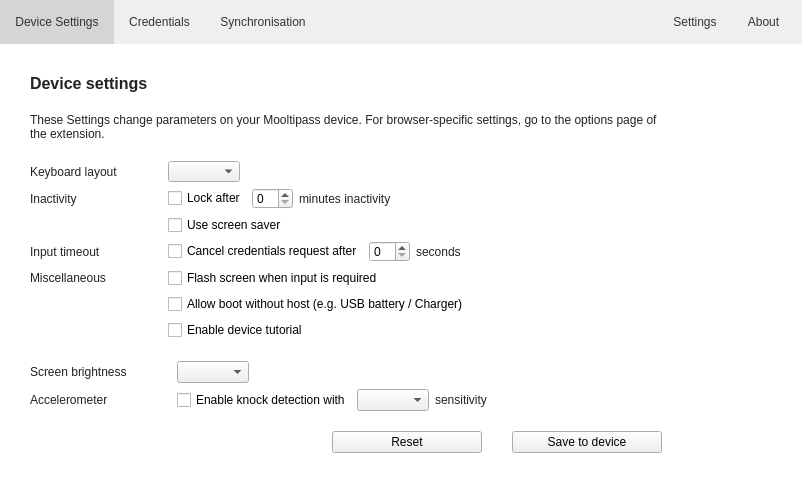
The window that src/MainWindow.ui (mooltipass/moolticute) describes before a commit, drawn with Qt 5.
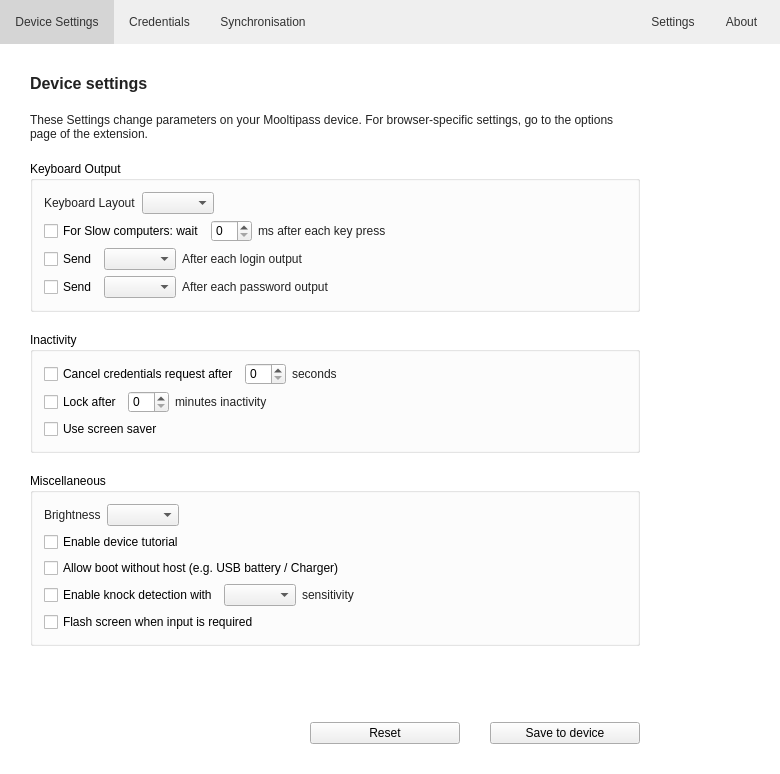
The same window after the commit. The open tabs and pages were chosen to show the change. Icons and pictures are not drawn. Custom widgets are drawn as their Qt base class.

Commit message: Add 6 more parameters to UI and server. New paramters are those defined with those following values

The edit to the form file:
```diff
--- a/src/MainWindow.ui
+++ b/src/MainWindow.ui
@@ -6,8 +6,8 @@
    <rect>
     <x>0</x>
     <y>0</y>
-    <width>802</width>
-    <height>483</height>
+    <width>780</width>
+    <height>774</height>
    </rect>
   </property>
   <property name="windowTitle">
@@ -320,45 +320,56 @@
          </widget>
         </item>
         <item>
-         <layout class="QFormLayout" name="formLayout">
-          <property name="horizontalSpacing">
-           <number>50</number>
+         <widget class="QGroupBox" name="groupBox">
+          <property name="title">
+           <string>Keyboard Output</string>
           </property>
-          <item row="0" column="0">
-           <widget class="QLabel" name="label_3">
-            <property name="text">
-             <string>Keyboard layout</string>
-            </property>
-           </widget>
-          </item>
-          <item row="0" column="1">
-           <widget class="QComboBox" name="comboBoxLang">
-            <property name="sizePolicy">
-             <sizepolicy hsizetype="Maximum" vsizetype="Fixed">
-              <horstretch>0</horstretch>
-              <verstretch>0</verstretch>
-             </sizepolicy>
-            </property>
-           </widget>
-          </item>
-          <item row="1" column="0">
+          <layout class="QVBoxLayout" name="verticalLayout_14">
+           <item>
+            <layout class="QHBoxLayout" name="horizontalLayout_25">
+             <item>
            <widget class="QLabel" name="label_4">
             <property name="text">
-             <string>Inactivity</string>
+                <string>Keyboard Layout</string>
             </property>
            </widget>
           </item>
-          <item row="1" column="1">
-           <layout class="QHBoxLayout" name="horizontalLayout">
             <item>
-             <widget class="QCheckBox" name="checkBoxLock">
+              <widget class="QComboBox" name="comboBoxLang">
+               <property name="sizePolicy">
+                <sizepolicy hsizetype="Maximum" vsizetype="Fixed">
+                 <horstretch>0</horstretch>
+                 <verstretch>0</verstretch>
+                </sizepolicy>
+               </property>
+              </widget>
+             </item>
+             <item>
+              <spacer name="horizontalSpacer_27">
+               <property name="orientation">
+                <enum>Qt::Horizontal</enum>
+               </property>
+               <property name="sizeHint" stdset="0">
+                <size>
+                 <width>40</width>
+                 <height>20</height>
+                </size>
+               </property>
+              </spacer>
+             </item>
+            </layout>
+           </item>
+           <item>
+            <layout class="QHBoxLayout" name="horizontalLayout_20">
+             <item>
+              <widget class="QCheckBox" name="checkBoxSlowHost">
               <property name="text">
-               <string>Lock after</string>
+                <string>For Slow computers: wait</string>
               </property>
              </widget>
             </item>
             <item>
-             <widget class="QSpinBox" name="spinBoxLock">
+              <widget class="QSpinBox" name="spinBoxInputDelayAfterKeyPressed">
               <property name="sizePolicy">
                <sizepolicy hsizetype="Maximum" vsizetype="Fixed">
                 <horstretch>0</horstretch>
@@ -368,9 +379,9 @@
              </widget>
             </item>
             <item>
-             <widget class="QLabel" name="label_5">
+              <widget class="QLabel" name="label_9">
               <property name="text">
-               <string>minutes inactivity</string>
+                <string>ms after each key press</string>
               </property>
              </widget>
             </item>
@@ -389,14 +400,98 @@
             </item>
            </layout>
           </item>
-          <item row="3" column="0">
-           <widget class="QLabel" name="label_7">
+           <item>
+            <layout class="QHBoxLayout" name="horizontalLayout_21">
+             <item>
+              <widget class="QCheckBox" name="checkBoxSendAfterLogin">
             <property name="text">
-             <string>Input timeout</string>
+                <string>Send</string>
             </property>
            </widget>
           </item>
-          <item row="3" column="1">
+             <item>
+              <widget class="QComboBox" name="comboBoxLoginOutput">
+               <property name="sizePolicy">
+                <sizepolicy hsizetype="Maximum" vsizetype="Fixed">
+                 <horstretch>0</horstretch>
+                 <verstretch>0</verstretch>
+                </sizepolicy>
+               </property>
+              </widget>
+             </item>
+             <item>
+              <widget class="QLabel" name="label_36">
+               <property name="text">
+                <string>After each login output</string>
+               </property>
+              </widget>
+             </item>
+             <item>
+              <spacer name="horizontalSpacer_13">
+               <property name="orientation">
+                <enum>Qt::Horizontal</enum>
+               </property>
+               <property name="sizeHint" stdset="0">
+                <size>
+                 <width>40</width>
+                 <height>20</height>
+                </size>
+               </property>
+              </spacer>
+             </item>
+            </layout>
+           </item>
+           <item>
+            <layout class="QHBoxLayout" name="horizontalLayout_22">
+             <item>
+              <widget class="QCheckBox" name="checkBoxSendAfterPassword">
+               <property name="text">
+                <string>Send</string>
+               </property>
+              </widget>
+             </item>
+             <item>
+              <widget class="QComboBox" name="comboBoxPasswordOutput">
+               <property name="sizePolicy">
+                <sizepolicy hsizetype="Maximum" vsizetype="Fixed">
+                 <horstretch>0</horstretch>
+                 <verstretch>0</verstretch>
+                </sizepolicy>
+               </property>
+              </widget>
+             </item>
+             <item>
+              <widget class="QLabel" name="label_37">
+               <property name="text">
+                <string>After each password output</string>
+               </property>
+              </widget>
+             </item>
+             <item>
+              <spacer name="horizontalSpacer_18">
+               <property name="orientation">
+                <enum>Qt::Horizontal</enum>
+               </property>
+               <property name="sizeHint" stdset="0">
+                <size>
+                 <width>40</width>
+                 <height>20</height>
+                </size>
+               </property>
+              </spacer>
+             </item>
+            </layout>
+           </item>
+          </layout>
+         </widget>
+        </item>
+        <item>
+         <widget class="QGroupBox" name="groupBox_2">
+          <property name="title">
+           <string>Inactivity</string>
+          </property>
+          <layout class="QVBoxLayout" name="verticalLayout_15">
+           <item>
            <layout class="QHBoxLayout" name="horizontalLayout_3">
             <item>
              <widget class="QCheckBox" name="checkBoxInput">
@@ -423,7 +518,7 @@
              </widget>
             </item>
             <item>
-             <spacer name="horizontalSpacer_13">
+              <spacer name="horizontalSpacer_24">
               <property name="orientation">
                <enum>Qt::Horizontal</enum>
               </property>
@@ -437,88 +532,112 @@
             </item>
            </layout>
           </item>
-          <item row="2" column="1">
+           <item>
+            <layout class="QHBoxLayout" name="horizontalLayout">
+             <item>
+              <widget class="QCheckBox" name="checkBoxLock">
+               <property name="text">
+                <string>Lock after</string>
+               </property>
+              </widget>
+             </item>
+             <item>
+              <widget class="QSpinBox" name="spinBoxLock">
+               <property name="sizePolicy">
+                <sizepolicy hsizetype="Maximum" vsizetype="Fixed">
+                 <horstretch>0</horstretch>
+                 <verstretch>0</verstretch>
+                </sizepolicy>
+               </property>
+              </widget>
+             </item>
+             <item>
+              <widget class="QLabel" name="label_5">
+               <property name="text">
+                <string>minutes inactivity</string>
+               </property>
+              </widget>
+             </item>
+             <item>
+              <spacer name="horizontalSpacer_25">
+               <property name="orientation">
+                <enum>Qt::Horizontal</enum>
+               </property>
+               <property name="sizeHint" stdset="0">
+                <size>
+                 <width>40</width>
+                 <height>20</height>
+                </size>
+               </property>
+              </spacer>
+             </item>
+            </layout>
+           </item>
+           <item>
            <widget class="QCheckBox" name="checkBoxScreensaver">
             <property name="text">
              <string>Use screen saver</string>
             </property>
            </widget>
           </item>
-          <item row="4" column="0">
-           <widget class="QLabel" name="label_9">
-            <property name="text">
+          </layout>
+         </widget>
+        </item>
+        <item>
+         <widget class="QGroupBox" name="groupBox_3">
+          <property name="title">
              <string>Miscellaneous</string>
             </property>
-           </widget>
-          </item>
-          <item row="4" column="1">
-           <widget class="QCheckBox" name="checkBoxFlash">
+          <layout class="QVBoxLayout" name="verticalLayout_16">
+           <item>
+            <layout class="QHBoxLayout" name="horizontalLayout_24">
+             <item>
+              <widget class="QLabel" name="label_3">
             <property name="text">
-             <string>Flash screen when input is required</string>
+                <string>Brightness</string>
             </property>
            </widget>
           </item>
-          <item row="5" column="1">
-           <widget class="QCheckBox" name="checkBoxBoot">
-            <property name="text">
-             <string>Allow boot without host (e.g. USB battery / Charger)</string>
+             <item>
+              <widget class="QComboBox" name="comboBoxScreenBrightness">
+               <property name="sizePolicy">
+                <sizepolicy hsizetype="Maximum" vsizetype="Fixed">
+                 <horstretch>0</horstretch>
+                 <verstretch>0</verstretch>
+                </sizepolicy>
             </property>
            </widget>
           </item>
-          <item row="6" column="1">
+             <item>
+              <spacer name="horizontalSpacer_28">
+               <property name="orientation">
+                <enum>Qt::Horizontal</enum>
+               </property>
+               <property name="sizeHint" stdset="0">
+                <size>
+                 <width>40</width>
+                 <height>20</height>
+                </size>
+               </property>
+              </spacer>
+             </item>
+            </layout>
+           </item>
+           <item>
            <widget class="QCheckBox" name="checkBoxTuto">
             <property name="text">
              <string>Enable device tutorial</string>
             </property>
            </widget>
           </item>
-         </layout>
-        </item>
         <item>
-         <widget class="QWidget" name="widgetParamMini" native="true">
-          <layout class="QVBoxLayout" name="verticalLayout_11">
-           <property name="leftMargin">
-            <number>0</number>
-           </property>
-           <property name="topMargin">
-            <number>0</number>
-           </property>
-           <property name="rightMargin">
-            <number>0</number>
-           </property>
-           <property name="bottomMargin">
-            <number>0</number>
-           </property>
-           <item>
-            <layout class="QFormLayout" name="formLayout_2">
-             <property name="horizontalSpacing">
-              <number>50</number>
-             </property>
-             <item row="0" column="0">
-              <widget class="QLabel" name="label_27">
+            <widget class="QCheckBox" name="checkBoxBoot">
                <property name="text">
-                <string>Screen brightness</string>
+              <string>Allow boot without host (e.g. USB battery / Charger)</string>
                </property>
               </widget>
              </item>
-             <item row="0" column="1">
-              <widget class="QComboBox" name="comboBoxScreenBrightness">
-               <property name="sizePolicy">
-                <sizepolicy hsizetype="Maximum" vsizetype="Fixed">
-                 <horstretch>0</horstretch>
-                 <verstretch>0</verstretch>
-                </sizepolicy>
-               </property>
-              </widget>
-             </item>
-             <item row="1" column="0">
-              <widget class="QLabel" name="label_29">
-               <property name="text">
-                <string>Accelerometer</string>
-               </property>
-              </widget>
-             </item>
-             <item row="1" column="1">
+           <item>
               <layout class="QHBoxLayout" name="horizontalLayout_14">
                <item>
                 <widget class="QCheckBox" name="checkBoxKnock">
@@ -538,7 +657,7 @@
                 </widget>
                </item>
                <item>
-                <spacer name="horizontalSpacer_18">
+              <spacer name="horizontalSpacer_26">
                  <property name="orientation">
                   <enum>Qt::Horizontal</enum>
                  </property>
@@ -552,8 +671,31 @@
                </item>
               </layout>
              </item>
-            </layout>
-           </item>
+           <item>
+            <widget class="QCheckBox" name="checkBoxFlash">
+             <property name="text">
+              <string>Flash screen when input is required</string>
+             </property>
+            </widget>
+           </item>
+          </layout>
+         </widget>
+        </item>
+        <item>
+         <widget class="QWidget" name="widgetParamMini" native="true">
+          <layout class="QVBoxLayout" name="verticalLayout_11">
+           <property name="leftMargin">
+            <number>0</number>
+           </property>
+           <property name="topMargin">
+            <number>0</number>
+           </property>
+           <property name="rightMargin">
+            <number>0</number>
+           </property>
+           <property name="bottomMargin">
+            <number>0</number>
+           </property>
           </layout>
          </widget>
         </item>
```
Left out of the diff: 2 changed lines with no effect on the pictures. Lines whose indentation alone changed are shown as unchanged. The commit also changes 7 other files.
